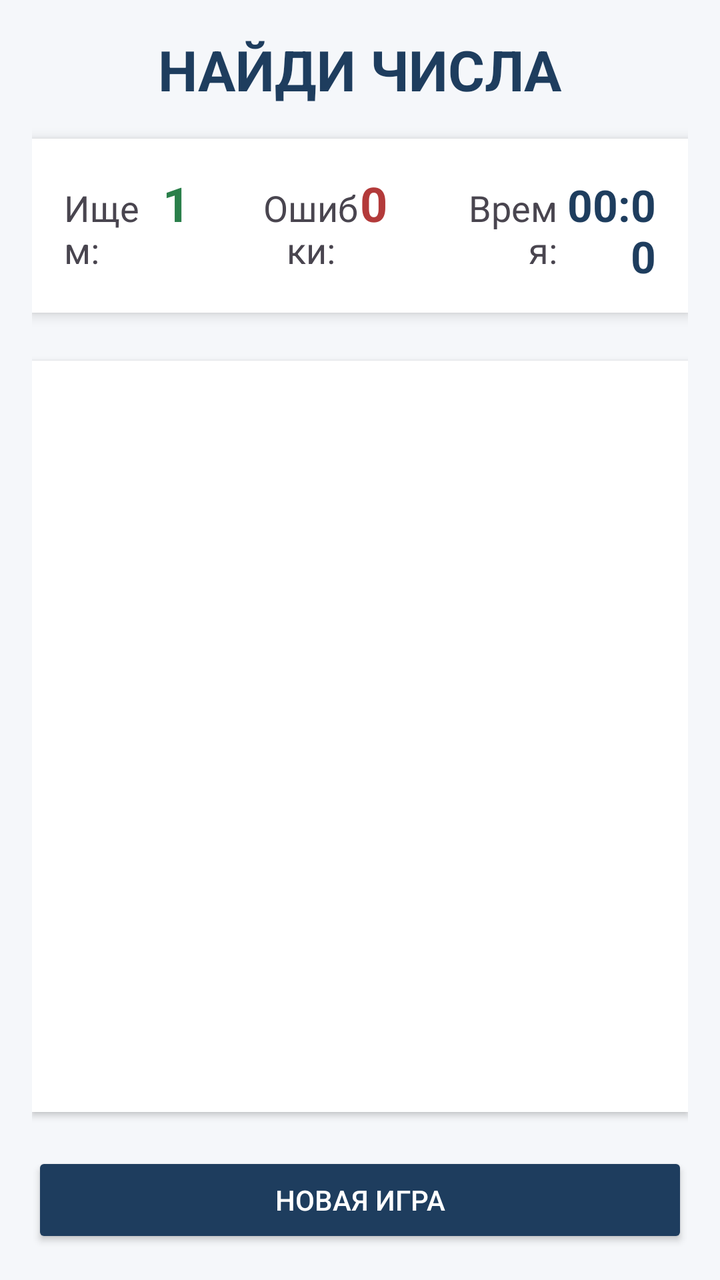
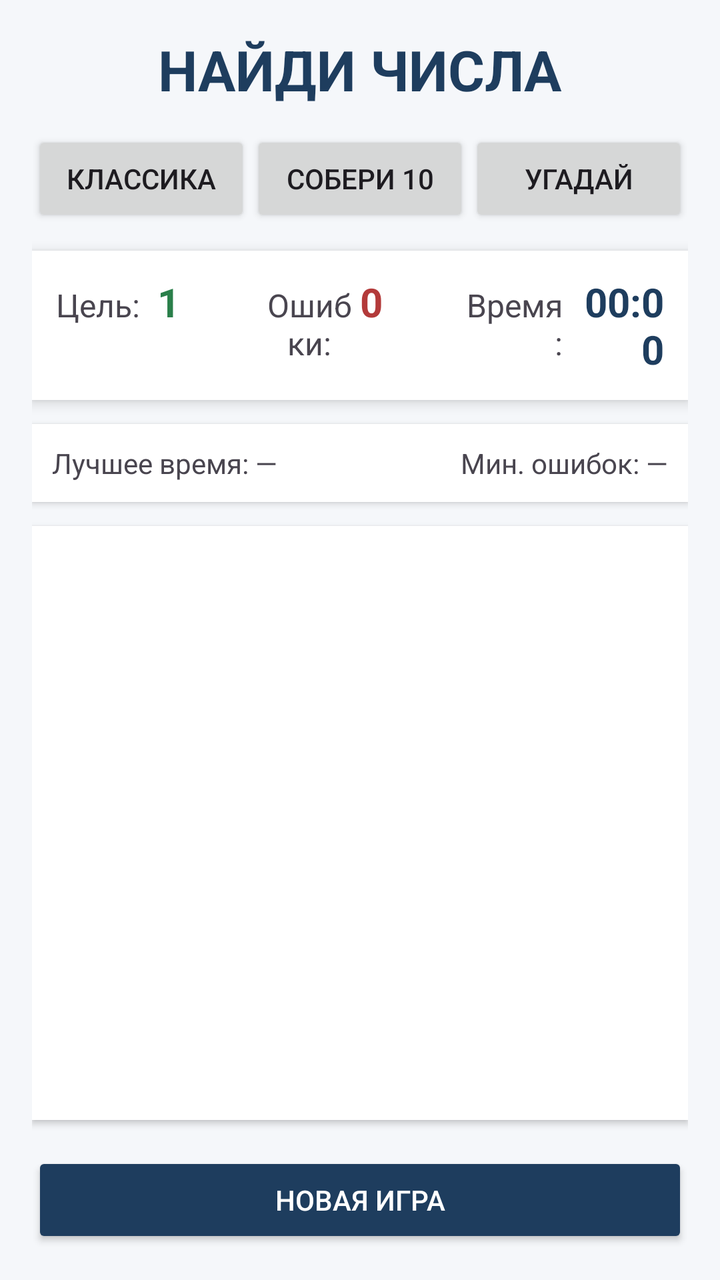

The first picture is an Android layout as it rendered before a commit; the second is the same layout after the commit. The layout source and the unified diff follow.
<!-- AndroidManifest.xml: application theme Theme.FindNumbersGame -->
<!-- res/layout/activity_main.xml -->
<?xml version="1.0" encoding="utf-8"?>
<LinearLayout
    xmlns:android="http://schemas.android.com/apk/res/android"
    xmlns:app="http://schemas.android.com/apk/res-auto"
    android:layout_width="match_parent"
    android:layout_height="match_parent"
    android:orientation="vertical"
    android:padding="16dp"
    android:background="#F5F7FA">

    <TextView
        android:id="@+id/tvTitle"
        android:layout_width="wrap_content"
        android:layout_height="wrap_content"
        android:text="НАЙДИ ЧИСЛА"
        android:textSize="28sp"
        android:textStyle="bold"
        android:textColor="#1E3D5E"
        android:layout_gravity="center_horizontal"
        android:layout_marginBottom="16dp"/>

    <LinearLayout
        android:layout_width="match_parent"
        android:layout_height="wrap_content"
        android:orientation="horizontal"
        android:background="#FFFFFF"
        android:padding="16dp"
        android:elevation="4dp"
        android:layout_marginBottom="24dp">

        <TextView
            android:layout_width="0dp"
            android:layout_height="wrap_content"
            android:layout_weight="1"
            android:text="Ищем:"
            android:textSize="18sp"/>

        <TextView
            android:id="@+id/tvTargetNumber"
            android:layout_width="0dp"
            android:layout_height="wrap_content"
            android:layout_weight="1"
            android:text="1"
            android:textSize="24sp"
            android:textStyle="bold"
            android:textColor="#2A7F4A"/>

        <TextView
            android:layout_width="0dp"
            android:layout_height="wrap_content"
            android:layout_weight="1"
            android:text="Ошибки:"
            android:textSize="18sp"
            android:gravity="center"/>

        <TextView
            android:id="@+id/tvMistakes"
            android:layout_width="0dp"
            android:layout_height="wrap_content"
            android:layout_weight="1"
            android:text="0"
            android:textSize="24sp"
            android:textStyle="bold"
            android:textColor="#B33A3A"/>

        <TextView
            android:layout_width="0dp"
            android:layout_height="wrap_content"
            android:layout_weight="1"
            android:text="Время:"
            android:textSize="18sp"
            android:gravity="right"/>

        <TextView
            android:id="@+id/tvTimer"
            android:layout_width="0dp"
            android:layout_height="wrap_content"
            android:layout_weight="1"
            android:text="00:00"
            android:textSize="22sp"
            android:textStyle="bold"
            android:textColor="#1E3D5E"
            android:gravity="right"/>
    </LinearLayout>

    <GridLayout
        android:id="@+id/gridGame"
        android:layout_width="match_parent"
        android:layout_height="0dp"
        android:layout_weight="1"
        android:columnCount="5"
        android:rowCount="5"
        android:alignmentMode="alignMargins"
        android:padding="8dp"
        android:background="@android:color/white"
        android:elevation="2dp"/>

    <Button
        android:id="@+id/btnNewGame"
        android:layout_width="match_parent"
        android:layout_height="wrap_content"
        android:layout_marginTop="20dp"
        android:text="НОВАЯ ИГРА"
        android:backgroundTint="#1E3D5E"
        android:textColor="#FFFFFF"
        android:padding="14dp"/>

</LinearLayout>
<!-- resources referenced by this layout -->
<resources>
  <style name="Theme.FindNumbersGame" parent="Base.Theme.FindNumbersGame" />
  <style name="Base.Theme.FindNumbersGame" parent="Theme.Material3.DayNight.NoActionBar">
          
          
      </style>
</resources>

<!-- the commit's change to res/layout/activity_main.xml (unified diff, before → after) -->
@@ -1,7 +1,6 @@
 <?xml version="1.0" encoding="utf-8"?>
 <LinearLayout
     xmlns:android="http://schemas.android.com/apk/res/android"
-    xmlns:app="http://schemas.android.com/apk/res-auto"
     android:layout_width="match_parent"
     android:layout_height="match_parent"
     android:orientation="vertical"
@@ -17,23 +16,52 @@
         android:textStyle="bold"
         android:textColor="#1E3D5E"
         android:layout_gravity="center_horizontal"
-        android:layout_marginBottom="16dp"/>
-
-    <LinearLayout
+        android:layout_marginBottom="12dp"/>
+
+    <LinearLayout
+        android:layout_width="match_parent"
+        android:layout_height="wrap_content"
+        android:orientation="horizontal"
+        android:layout_marginBottom="12dp">
+
+        <Button
+            android:id="@+id/btnClassicMode"
+            android:layout_width="0dp"
+            android:layout_height="wrap_content"
+            android:layout_weight="1"
+            android:text="Классика"/>
+
+        <Button
+            android:id="@+id/btnTenMode"
+            android:layout_width="0dp"
+            android:layout_height="wrap_content"
+            android:layout_weight="1"
+            android:text="Собери 10"/>
+
+        <Button
+            android:id="@+id/btnGuessMode"
+            android:layout_width="0dp"
+            android:layout_height="wrap_content"
+            android:layout_weight="1"
+            android:text="Угадай"/>
+    </LinearLayout>
+
+    <LinearLayout
+        android:id="@+id/infoPanel"
         android:layout_width="match_parent"
         android:layout_height="wrap_content"
         android:orientation="horizontal"
         android:background="#FFFFFF"
-        android:padding="16dp"
+        android:padding="12dp"
         android:elevation="4dp"
-        android:layout_marginBottom="24dp">
-
-        <TextView
-            android:layout_width="0dp"
-            android:layout_height="wrap_content"
-            android:layout_weight="1"
-            android:text="Ищем:"
-            android:textSize="18sp"/>
+        android:layout_marginBottom="12dp">
+
+        <TextView
+            android:layout_width="0dp"
+            android:layout_height="wrap_content"
+            android:layout_weight="1"
+            android:text="Цель:"
+            android:textSize="16sp"/>
 
         <TextView
             android:id="@+id/tvTargetNumber"
@@ -41,7 +69,7 @@
             android:layout_height="wrap_content"
             android:layout_weight="1"
             android:text="1"
-            android:textSize="24sp"
+            android:textSize="20sp"
             android:textStyle="bold"
             android:textColor="#2A7F4A"/>
 
@@ -50,7 +78,7 @@
             android:layout_height="wrap_content"
             android:layout_weight="1"
             android:text="Ошибки:"
-            android:textSize="18sp"
+            android:textSize="16sp"
             android:gravity="center"/>
 
         <TextView
@@ -59,7 +87,7 @@
             android:layout_height="wrap_content"
             android:layout_weight="1"
             android:text="0"
-            android:textSize="24sp"
+            android:textSize="20sp"
             android:textStyle="bold"
             android:textColor="#B33A3A"/>
 
@@ -68,7 +96,7 @@
             android:layout_height="wrap_content"
             android:layout_weight="1"
             android:text="Время:"
-            android:textSize="18sp"
+            android:textSize="16sp"
             android:gravity="right"/>
 
         <TextView
@@ -77,9 +105,37 @@
             android:layout_height="wrap_content"
             android:layout_weight="1"
             android:text="00:00"
-            android:textSize="22sp"
+            android:textSize="20sp"
             android:textStyle="bold"
             android:textColor="#1E3D5E"
+            android:gravity="right"/>
+    </LinearLayout>
+
+    <LinearLayout
+        android:id="@+id/recordPanel"
+        android:layout_width="match_parent"
+        android:layout_height="wrap_content"
+        android:orientation="horizontal"
+        android:background="#FFFFFF"
+        android:padding="10dp"
+        android:elevation="2dp"
+        android:layout_marginBottom="12dp">
+
+        <TextView
+            android:id="@+id/tvBestTime"
+            android:layout_width="0dp"
+            android:layout_height="wrap_content"
+            android:layout_weight="1"
+            android:text="Лучшее время: —"
+            android:textSize="14sp"/>
+
+        <TextView
+            android:id="@+id/tvBestMistakes"
+            android:layout_width="0dp"
+            android:layout_height="wrap_content"
+            android:layout_weight="1"
+            android:text="Мин. ошибок: —"
+            android:textSize="14sp"
             android:gravity="right"/>
     </LinearLayout>
 
@@ -95,11 +151,48 @@
         android:background="@android:color/white"
         android:elevation="2dp"/>
 
+    <LinearLayout
+        android:id="@+id/guessLayout"
+        android:layout_width="match_parent"
+        android:layout_height="0dp"
+        android:layout_weight="1"
+        android:orientation="vertical"
+        android:gravity="center"
+        android:visibility="gone"
+        android:background="@android:color/white"
+        android:padding="24dp">
+
+        <TextView
+            android:id="@+id/tvGuessHint"
+            android:layout_width="match_parent"
+            android:layout_height="wrap_content"
+            android:text="Число загадано"
+            android:textSize="24sp"
+            android:textStyle="bold"
+            android:gravity="center"
+            android:layout_marginBottom="24dp"/>
+
+        <EditText
+            android:id="@+id/editGuessNumber"
+            android:layout_width="match_parent"
+            android:layout_height="wrap_content"
+            android:hint="Введите число от 1 до 100"
+            android:inputType="number"
+            android:padding="16dp"
+            android:layout_marginBottom="20dp"/>
+
+        <Button
+            android:id="@+id/btnCheckGuess"
+            android:layout_width="match_parent"
+            android:layout_height="wrap_content"
+            android:text="Проверить"/>
+    </LinearLayout>
+
     <Button
         android:id="@+id/btnNewGame"
         android:layout_width="match_parent"
         android:layout_height="wrap_content"
-        android:layout_marginTop="20dp"
+        android:layout_marginTop="16dp"
         android:text="НОВАЯ ИГРА"
         android:backgroundTint="#1E3D5E"
         android:textColor="#FFFFFF"
